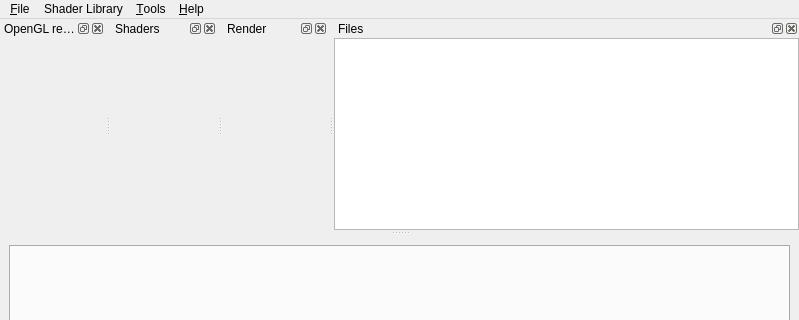
Old version of the form mainwindow.ui in the repository tonttu/Shaderkit; both pictures show x 0 to 799 and y 0 to 320 of the 799 by 599 pixel window.
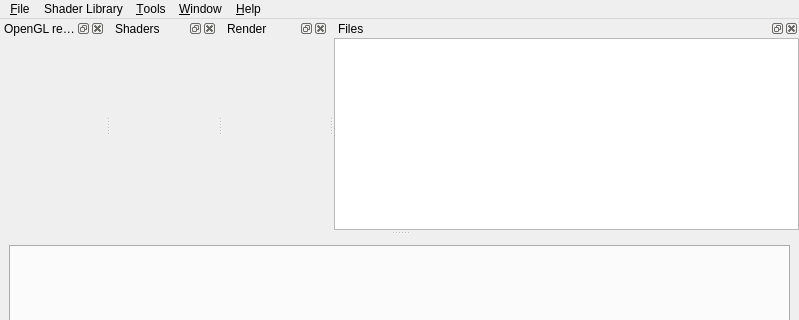
New version of the form. Custom widgets are drawn as their Qt base class.

Commit message: Implemented the Window menu.

The edit to the form file:
```diff
--- a/mainwindow.ui
+++ b/mainwindow.ui
@@ -73,9 +73,20 @@
     <addaction name="actionAutosave_Layout"/>
     <addaction name="actionReset_Layout"/>
    </widget>
+   <widget class="QMenu" name="menu_Window">
+    <property name="title">
+     <string>&amp;Window</string>
+    </property>
+    <addaction name="action_glwidget"/>
+    <addaction name="action_shaders_properties"/>
+    <addaction name="action_render_properties"/>
+    <addaction name="action_file_list"/>
+    <addaction name="action_error_log"/>
+   </widget>
    <addaction name="menu_file"/>
    <addaction name="menuShader_Library"/>
    <addaction name="menuTools"/>
+   <addaction name="menu_Window"/>
    <addaction name="menu_Help"/>
   </widget>
   <widget class="QStatusBar" name="statusbar"/>
```
Left out of the diff: 58 changed lines with no effect on the pictures. The commit also changes 2 other files.
